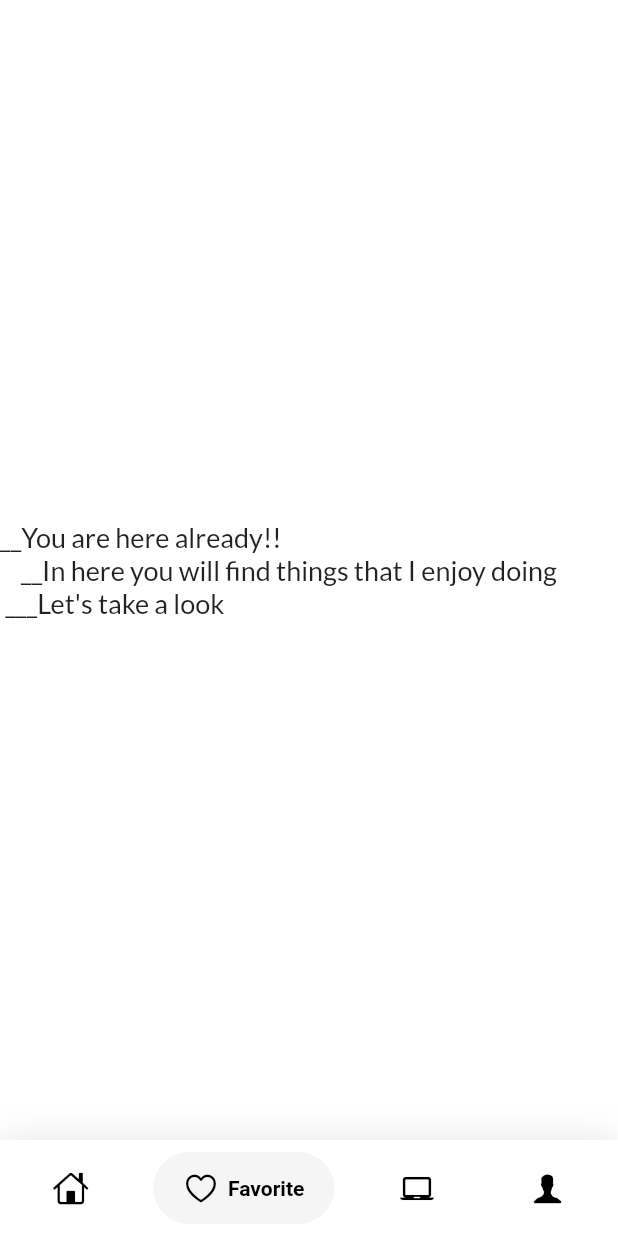
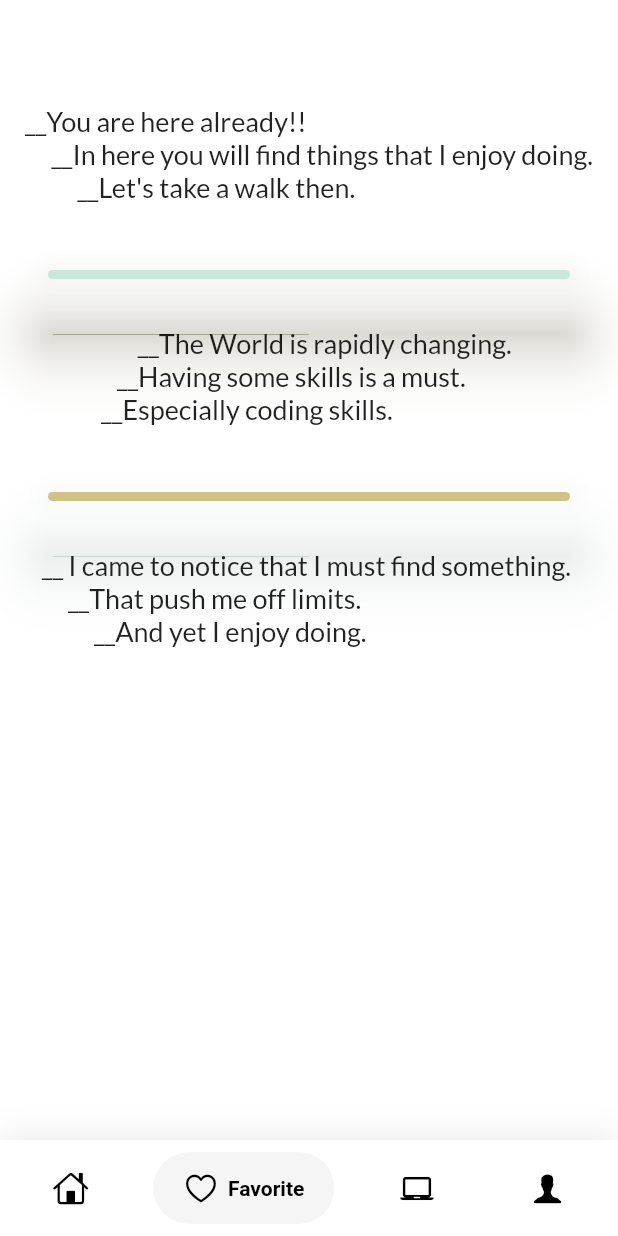
Before and after one commit to JohnGastone/Johnie, a Flutter app: the screen it shows after launch, item 2 of the bottom bar chosen, on a phone screen of 412 x 824 dp. Run offline on Flutter 3.47's test engine with Material 2 defaults, Android fonts, the light colour scheme and no system bars; drawn by our look-alikes of google_nav_bar; our stand-ins replace google_fonts.

Commit message:
Favorite++

```diff
--- a/lib/pages/favorite.dart
+++ b/lib/pages/favorite.dart
@@ -7,19 +7,65 @@ class Favorite extends StatelessWidget {
   const Favorite({super.key});
 
   @override
-  Widget build(BuildContext context) {
-    return Center(
-      child: Row(
+  Widget build(BuildContext context) => Center(
+        child: Column(
           children: [
-          const SizedBox(
-            height: 50,
+            Column(
+              mainAxisAlignment: MainAxisAlignment.center,
+              children: [
+                SizedBox(
+                  height: 70,
                 ),
                 Text(
-            "__You are here already!! \n    __In here you will find things that I enjoy doing \n ___Let's take a look",
+                  " __You are here already!! \n      __In here you will find things that I enjoy doing. \n           __Let's take a walk then.",
                   style: GoogleFonts.lato(fontSize: 18),
+                ),
+                SizedBox(
+                  height: 12,
+                ),
+                SizedBox(
+                  height: 70,
+                  width: double.infinity,
+                  child: Card(
+                    margin: EdgeInsets.all(32),
+                    color: Color.fromARGB(255, 201, 231, 218),
+                    elevation: 20,
+                    shadowColor: Color.fromARGB(255, 120, 109, 300),
+                    shape: RoundedRectangleBorder(
+                        borderRadius: BorderRadius.circular(10)),
+                  ),
+                ),
+                Column(
+                  children: [
+                    Center(
+                      child: Text(
+                          "       __The World is rapidly changing. \n   __Having some skills is a must. \n__Especially coding skills.",
+                          style: GoogleFonts.lato(fontSize: 18)),
                     )
+                  ],
+                ),
+                SizedBox(
+                  height: 12,
+                ),
+                SizedBox(
+                  height: 70,
+                  width: double.infinity,
+                  child: Card(
+                    margin: EdgeInsets.all(32),
+                    color: Color.fromARGB(255, 206, 195, 134),
+                    elevation: 20,
+                    shadowColor: Color.fromARGB(2255, 201, 231, 218),
+                    shape: RoundedRectangleBorder(
+                        borderRadius: BorderRadius.circular(10)),
+                  ),
+                ),
+                Text(
+                  " __ I came to notice that I must find something.  \n      __That push me off limits. \n           __And yet I enjoy doing.",
+                  style: GoogleFonts.lato(fontSize: 18),
+                ),
+              ],
+            ),
           ],
         ),
       );
 }
-}
--- a/lib/pages/home.dart
+++ b/lib/pages/home.dart
@@ -13,7 +13,7 @@ class Home extends StatelessWidget {
             mainAxisAlignment: MainAxisAlignment.center,
             children: [
               const SizedBox(
-                height: 105,
+                height: 118,
               ),
               Text(
                 'This is the Home of John Gastone, \n             please feel involved',
--- a/lib/pages/profile.dart
+++ b/lib/pages/profile.dart
@@ -16,7 +16,7 @@ class Profile extends StatelessWidget {
               height: 70,
             ),
             Text(
-              '| Wozup!! \n\n    |  You are with John, \n\n        |  a full time learner.',
+              '| Wozup!! \n\n    |  You are with John. \n\n|  A full time learner.',
               style: GoogleFonts.lato(
                 fontSize: 18,
               ),
@@ -24,7 +24,7 @@ class Profile extends StatelessWidget {
             const SizedBox(
               height: 10,
             ),
-            const Image(image: AssetImage('/assets/line.png'))
+            // const Image(image: AssetImage('assets/pics/she.jpeg'))
           ],
         ),
       ),
--- a/pubspec.yaml
+++ b/pubspec.yaml
@@ -64,8 +64,8 @@ flutter:
 
   # To add assets to your application, add an assets section, like this:
   assets:
-    - /assets
-  #   - images/a_dot_ham.jpeg
+    - assets/
+   # - images/a_dot_ham.jpeg
 
   # An image asset can refer to one or more resolution-specific "variants", see
   # https://flutter.dev/assets-and-images/#resolution-aware
```
Also changed, not shown: assets/images/bento.png (added), assets/images/line.png (renamed from assets/line.png), assets/pics/She.jpeg (added). Lines whose indentation alone changed are shown as unchanged.
